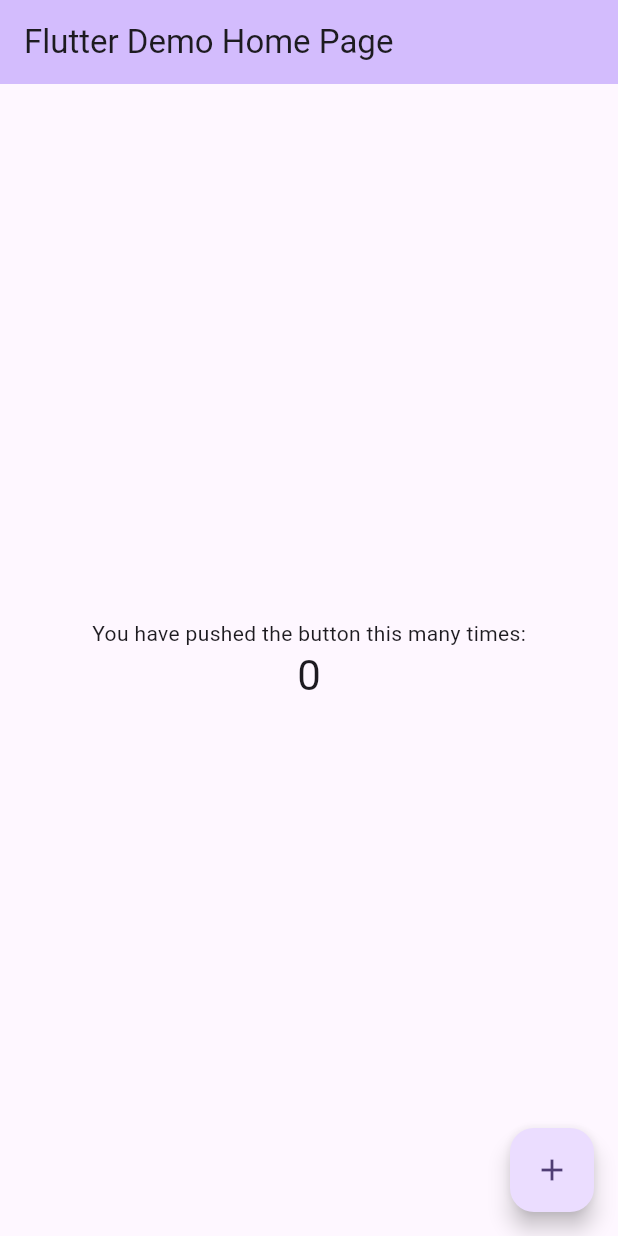
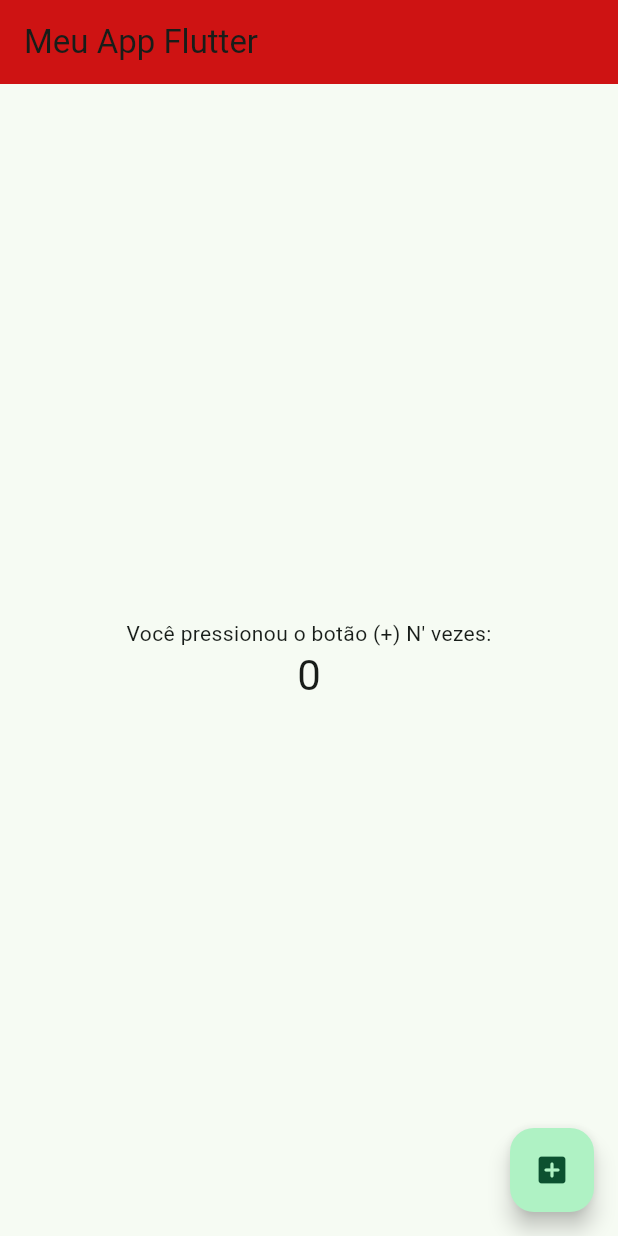
Before and after one commit to AlexandreQuintela/meuappflutter, a Flutter app: the screen it shows after launch, on a phone screen of 412 x 824 dp. Run offline on Flutter 3.47's test engine with Material 3 defaults, Android fonts, the phone set to English and light mode, and no system bars.

Commit message:
Tradução textos explicativos, alterações de cores, modificação do icone do botão e  nome da classe MeuApp.

```diff
--- a/lib/main.dart
+++ b/lib/main.dart
@@ -1,36 +1,35 @@
 import 'package:flutter/material.dart';
 
 void main() {
-  runApp(const MyApp());
+  runApp(const MeuApp());
 }
 
-class MyApp extends StatelessWidget {
-  const MyApp({super.key});
+class MeuApp extends StatelessWidget {
+  const MeuApp({super.key});
 
-  // This widget is the root of your application.
   @override
   Widget build(BuildContext context) {
     return MaterialApp(
-      title: 'Flutter Demo',
+      title: 'Exemplo Flutter',
       theme: ThemeData(
-        // This is the theme of your application.
+        // Este é o tema da sua aplicação.
         //
-        // TRY THIS: Try running your application with "flutter run". You'll see
-        // the application has a purple toolbar. Then, without quitting the app,
-        // try changing the seedColor in the colorScheme below to Colors.green
-        // and then invoke "hot reload" (save your changes or press the "hot
-        // reload" button in a Flutter-supported IDE, or press "r" if you used
-        // the command line to start the app).
+        // EXPERIMENTE: Tente executar sua aplicação com "flutter run". Você verá
+        // que a barra de ferramentas está roxa. Em seguida, sem fechar o app,
+        // tente alterar o seedColor no colorScheme abaixo para Colors.green
+        // e então acione o "hot reload" (salve as alterações ou pressione o
+        // botão "hot reload" na sua IDE, ou pressione "r" se iniciou pelo
+        // terminal).
         //
-        // Notice that the counter didn't reset back to zero; the application
-        // state is not lost during the reload. To reset the state, use hot
-        // restart instead.
+        // Observe que o contador não voltou a zero; o estado da aplicação
+        // não é perdido durante o reload. Para reiniciar o estado, use o
+        // hot restart.
         //
-        // This works for code too, not just values: Most code changes can be
-        // tested with just a hot reload.
-        colorScheme: ColorScheme.fromSeed(seedColor: Colors.deepPurple),
+        // Isso também vale para código, não apenas valores: a maioria das
+        // mudanças de código pode ser testada com apenas um hot reload.
+        colorScheme: ColorScheme.fromSeed(seedColor: const Color.fromARGB(255, 20, 166, 101)),
       ),
-      home: const MyHomePage(title: 'Flutter Demo Home Page'),
+      home: const MyHomePage(title: 'Meu App Flutter'),
     );
   }
 }
@@ -38,14 +37,14 @@ class MyApp extends StatelessWidget {
 class MyHomePage extends StatefulWidget {
   const MyHomePage({super.key, required this.title});
 
-  // This widget is the home page of your application. It is stateful, meaning
-  // that it has a State object (defined below) that contains fields that affect
-  // how it looks.
-
-  // This class is the configuration for the state. It holds the values (in this
-  // case the title) provided by the parent (in this case the App widget) and
-  // used by the build method of the State. Fields in a Widget subclass are
-  // always marked "final".
+  // Este widget é a página inicial da sua aplicação. É stateful, ou seja,
+  // possui um objeto State (definido abaixo) que contém campos que afetam
+  // como ele é exibido.
+  //
+  // Esta classe é a configuração do State. Ela guarda os valores (neste
+  // caso o title) fornecidos pelo pai (neste caso o App) e usados pelo
+  // método build do State. Campos em uma subclasse de Widget são
+  // sempre marcados como "final".
 
   final String title;
 
@@ -58,53 +57,51 @@ class _MyHomePageState extends State<MyHomePage> {
 
   void _incrementCounter() {
     setState(() {
-      // This call to setState tells the Flutter framework that something has
-      // changed in this State, which causes it to rerun the build method below
-      // so that the display can reflect the updated values. If we changed
-      // _counter without calling setState(), then the build method would not be
-      // called again, and so nothing would appear to happen.
+      // Esta chamada a setState informa ao framework Flutter que algo mudou
+      // neste State, o que faz com que o método build seja executado novamente
+      // abaixo para que a interface reflita os valores atualizados. Se nós
+      // alterássemos _counter sem chamar setState(), então o método build não
+      // seria chamado novamente, e nada pareceria acontecer.
       _counter++;
     });
   }
 
   @override
   Widget build(BuildContext context) {
-    // This method is rerun every time setState is called, for instance as done
-    // by the _incrementCounter method above.
+    // Este método é executado novamente toda vez que setState é chamado, por exemplo
+    // como feito pelo método _incrementCounter acima.
     //
-    // The Flutter framework has been optimized to make rerunning build methods
-    // fast, so that you can just rebuild anything that needs updating rather
-    // than having to individually change instances of widgets.
+    // O framework Flutter foi otimizado para tornar a reexecução dos métodos build
+    // rápida, então você pode reconstruir qualquer coisa que precise ser atualizada
+    // em vez de alterar individualmente instâncias de widgets.
     return Scaffold(
       appBar: AppBar(
-        // TRY THIS: Try changing the color here to a specific color (to
-        // Colors.amber, perhaps?) and trigger a hot reload to see the AppBar
-        // change color while the other colors stay the same.
-        backgroundColor: Theme.of(context).colorScheme.inversePrimary,
-        // Here we take the value from the MyHomePage object that was created by
-        // the App.build method, and use it to set our appbar title.
+        // EXPERIMENTE: Tente mudar a cor aqui para uma cor específica
+        // (por exemplo Colors.amber) e acione o hot reload para ver o AppBar
+        // mudar de cor enquanto as outras cores permanecem iguais.
+        backgroundColor: Color.fromARGB(255, 206, 19, 19),
+        // Aqui pegamos o valor do objeto MyHomePage que foi criado pelo método
+        // App.build, e o usamos para definir o título do appbar.
         title: Text(widget.title),
       ),
       body: Center(
-        // Center is a layout widget. It takes a single child and positions it
-        // in the middle of the parent.
+        // Center é um widget de layout. Ele recebe um único filho e o posiciona
+        // no centro do pai.
         child: Column(
-          // Column is also a layout widget. It takes a list of children and
-          // arranges them vertically. By default, it sizes itself to fit its
-          // children horizontally, and tries to be as tall as its parent.
+          // Column também é um widget de layout. Ele recebe uma lista de filhos e
+          // os organiza verticalmente. Por padrão, ele se ajusta aos filhos na
+          // direção horizontal e tenta ser tão alto quanto seu pai.
           //
-          // Column has various properties to control how it sizes itself and
-          // how it positions its children. Here we use mainAxisAlignment to
-          // center the children vertically; the main axis here is the vertical
-          // axis because Columns are vertical (the cross axis would be
-          // horizontal).
+          // Column possui várias propriedades para controlar como ele se dimensiona
+          // e como posiciona seus filhos. Aqui usamos mainAxisAlignment para
+          // centralizar os filhos verticalmente; o eixo principal aqui é o eixo
+          // vertical porque Columns são verticais (o eixo cruzado seria horizontal).
           //
-          // TRY THIS: Invoke "debug painting" (choose the "Toggle Debug Paint"
-          // action in the IDE, or press "p" in the console), to see the
-          // wireframe for each widget.
+          // EXPERIMENTE: Ative a "pintura de depuração" (escolha a ação "Toggle Debug Paint"
+          // na IDE, ou pressione "p" no console) para ver a malha de cada widget.
           mainAxisAlignment: MainAxisAlignment.center,
           children: <Widget>[
-            const Text('You have pushed the button this many times:'),
+            const Text('Você pressionou o botão (+) N\' vezes:'),
             Text(
               '$_counter',
               style: Theme.of(context).textTheme.headlineMedium,
@@ -114,9 +111,9 @@ class _MyHomePageState extends State<MyHomePage> {
       ),
       floatingActionButton: FloatingActionButton(
         onPressed: _incrementCounter,
-        tooltip: 'Increment',
-        child: const Icon(Icons.add),
-      ), // This trailing comma makes auto-formatting nicer for build methods.
+        tooltip: 'Incrementar',
+        child: const Icon(Icons.add_box_rounded),
+      ), // Esta vírgula final melhora a formatação automática dos métodos build.
     );
   }
 }
```
